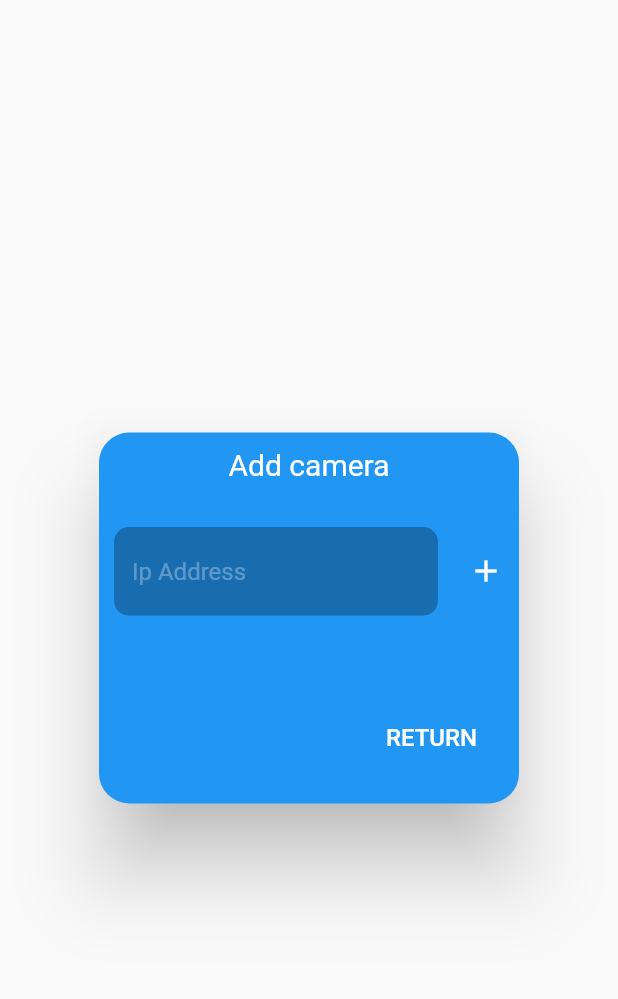
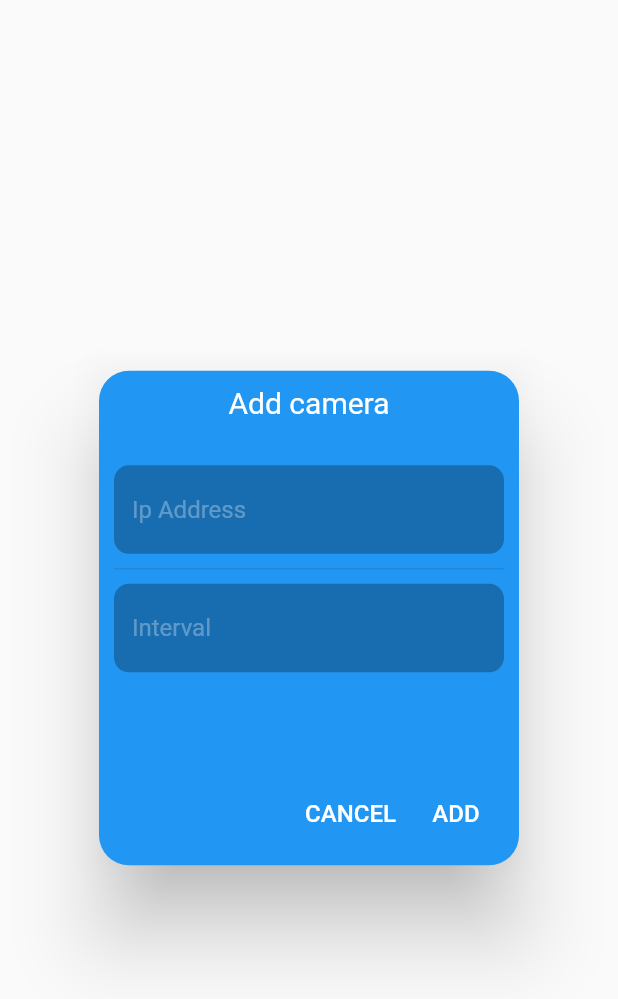
Before and after one commit to thalyson004/flutter_timelapse_server, a Flutter app: what addDialog() shows on an empty page, opened directly, on a phone screen of 412 x 824 dp. Shown: the top 999 px of the screen. Run offline on Flutter 3.47's test engine with Material 2 defaults, Android fonts, the light colour scheme and no system bars; our stand-ins replace dio, extended_image, shared_preferences; accounts and stored records are empty; network calls fail.

Commit message:
[DEV] Refactorization the add camera pop-up.

```diff
--- a/lib/db/db.dart
+++ b/lib/db/db.dart
@@ -67,8 +67,8 @@ class DB extends ChangeNotifier {
     );
   }
 
-  void addCamera(String ip) {
+  void addCamera(String ip, String interval) {
     _cameras.add(Camera(ip: ip));
-    notifyListeners();
+    initCameras();
   }
 }
--- a/lib/pages/add.dart
+++ b/lib/pages/add.dart
@@ -1,4 +1,5 @@
 import 'package:flutter/material.dart';
+import 'package:flutter_timelapse/widgets/mytextinput.dart';
 import 'package:provider/provider.dart';
 
 import '../db/db.dart';
@@ -13,14 +14,15 @@ void showAdd(BuildContext context) {
 }
 
 Widget addDialog(BuildContext context) {
-  final TextEditingController controller = TextEditingController();
+  final TextEditingController ipController = TextEditingController();
+  final TextEditingController internvalController = TextEditingController();
 
   return Dialog(
     backgroundColor: Colors.transparent,
     //shape: RoundedRectangleBorder(borderRadius: BorderRadius.circular(20)),
     child: ConstrainedBox(
       constraints: BoxConstraints(
-        maxHeight: MediaQuery.of(context).size.height * 0.3,
+        maxHeight: MediaQuery.of(context).size.height * 0.4,
         minHeight: MediaQuery.of(context).size.height * 0.1,
         minWidth: MediaQuery.of(context).size.width * 0.1,
         maxWidth: MediaQuery.of(context).size.width * 0.4,
@@ -52,63 +54,20 @@ Widget addDialog(BuildContext context) {
                   Padding(
                     padding: const EdgeInsets.symmetric(
                         vertical: 20, horizontal: 10),
-                    child: Row(
-                      crossAxisAlignment: CrossAxisAlignment.center,
+                    child: Column(
+                      crossAxisAlignment: CrossAxisAlignment.stretch,
+                      mainAxisSize: MainAxisSize.max,
                       children: [
-                        Expanded(
-                          child: TextField(
-                            controller: controller,
-                            onChanged: (value) {},
-                            style: const TextStyle(color: Colors.white),
-                            decoration: InputDecoration(
-                              errorText: null,
-                              errorStyle: const TextStyle(
-                                fontSize: 16,
-                                color: Colors.red,
+                        MyTextInput(
+                          controller: ipController,
+                          hitText: "Ip Address",
                         ),
-                              filled: true,
-                              fillColor: const Color(0x45000000),
-                              disabledBorder: InputBorder.none,
-                              border: const OutlineInputBorder(
-                                borderRadius:
-                                    BorderRadius.all(Radius.circular(10.0)),
-                                borderSide: BorderSide.none,
+                        const Divider(
+                          height: 20,
                         ),
-                              focusedBorder: const OutlineInputBorder(
-                                borderRadius:
-                                    BorderRadius.all(Radius.circular(10.0)),
-                                borderSide: BorderSide(
-                                  color: Colors.white,
-                                ),
-                              ),
-                              errorBorder: const OutlineInputBorder(
-                                borderRadius:
-                                    BorderRadius.all(Radius.circular(10.0)),
-                                borderSide: BorderSide(
-                                  color: Colors.red,
-                                ),
-                              ),
-                              hintText: "Ip Address",
-                              hintStyle: TextStyle(
-                                color: Colors.white.withOpacity(0.3),
-                                fontSize: 16,
-                              ),
-                            ),
-                          ),
-                        ),
-                        Padding(
-                          padding: const EdgeInsets.only(left: 20),
-                          child: GestureDetector(
-                            child: const Icon(
-                              Icons.add,
-                              color: Colors.white,
-                            ),
-                            onTap: () {
-                              Provider.of<DB>(context, listen: false)
-                                  .addCamera(controller.text);
-                              print("Cameras: ${DB().cameras.length}");
-                            },
-                          ),
+                        MyTextInput(
+                          controller: ipController,
+                          hitText: "Interval",
                         ),
                       ],
                     ),
@@ -116,18 +75,35 @@ Widget addDialog(BuildContext context) {
                 ],
               ),
             ),
-            Padding(
-              padding: const EdgeInsets.only(bottom: 20, right: 20),
-              child: Align(
-                alignment: Alignment.bottomRight,
-                child: TextButton(
+            Align(
+              alignment: Alignment.bottomCenter,
+              child: Padding(
+                padding: const EdgeInsets.only(bottom: 10, right: 10),
+                child: Row(
+                  mainAxisSize: MainAxisSize.max,
+                  mainAxisAlignment: MainAxisAlignment.end,
+                  children: [
+                    TextButton(
                       child: const Text(
-                    "RETURN",
+                        "CANCEL",
                         style: TextStyle(fontSize: 16, color: Colors.white),
                       ),
                       onPressed: () {
                         Navigator.of(context).pop();
                       },
+                    ),
+                    TextButton(
+                      child: const Text(
+                        "ADD",
+                        style: TextStyle(fontSize: 16, color: Colors.white),
+                      ),
+                      onPressed: () {
+                        Provider.of<DB>(context, listen: false).addCamera(
+                            ipController.text, internvalController.text);
+                        Navigator.of(context).pop();
+                      },
+                    ),
+                  ],
                 ),
               ),
             )
--- /dev/null
+++ b/lib/widgets/mytextinput.dart
@@ -0,0 +1,54 @@
+import 'package:flutter/material.dart';
+
+class MyTextInput extends StatefulWidget {
+  TextEditingController controller;
+  String hitText;
+
+  MyTextInput({Key? key, required this.controller, required this.hitText})
+      : super(key: key);
+
+  @override
+  State<MyTextInput> createState() => _MyTextInputState();
+}
+
+class _MyTextInputState extends State<MyTextInput> {
+  @override
+  Widget build(BuildContext context) {
+    return TextField(
+      controller: widget.controller,
+      onChanged: (value) {},
+      style: const TextStyle(color: Colors.white),
+      decoration: InputDecoration(
+        errorText: null,
+        errorStyle: const TextStyle(
+          fontSize: 16,
+          color: Colors.red,
+        ),
+        filled: true,
+        fillColor: const Color(0x45000000),
+        disabledBorder: InputBorder.none,
+        border: const OutlineInputBorder(
+          borderRadius: BorderRadius.all(Radius.circular(10.0)),
+          borderSide: BorderSide.none,
+        ),
+        focusedBorder: const OutlineInputBorder(
+          borderRadius: BorderRadius.all(Radius.circular(10.0)),
+          borderSide: BorderSide(
+            color: Colors.white,
+          ),
+        ),
+        errorBorder: const OutlineInputBorder(
+          borderRadius: BorderRadius.all(Radius.circular(10.0)),
+          borderSide: BorderSide(
+            color: Colors.red,
+          ),
+        ),
+        hintText: widget.hitText,
+        hintStyle: TextStyle(
+          color: Colors.white.withOpacity(0.3),
+          fontSize: 16,
+        ),
+      ),
+    );
+  }
+}
```
Lines whose indentation alone changed are shown as unchanged.
